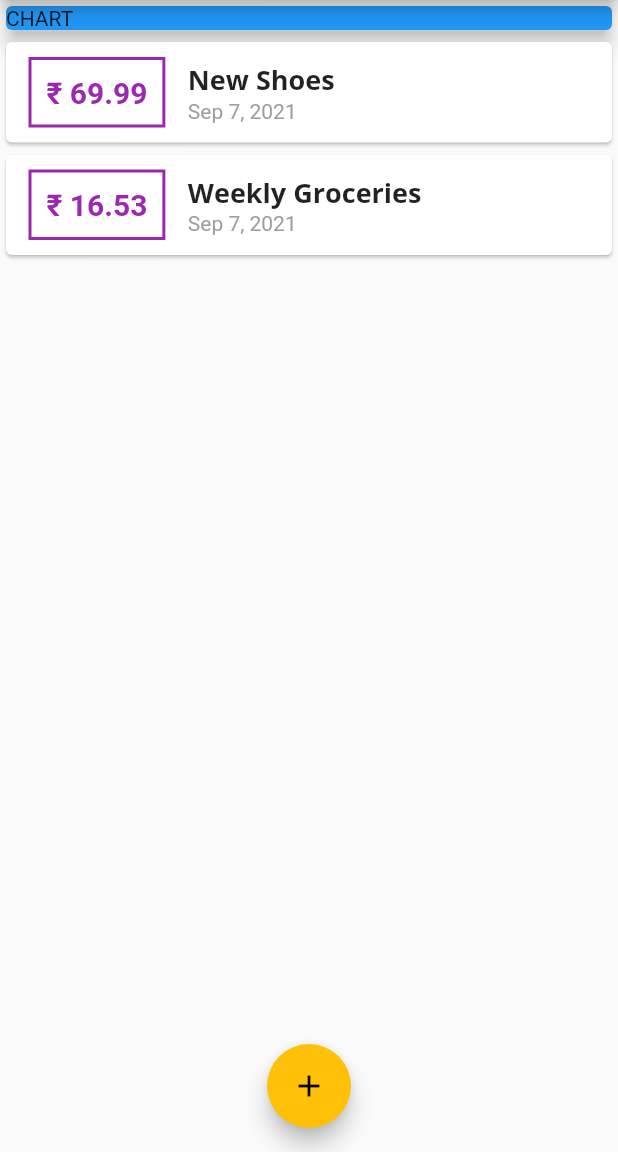
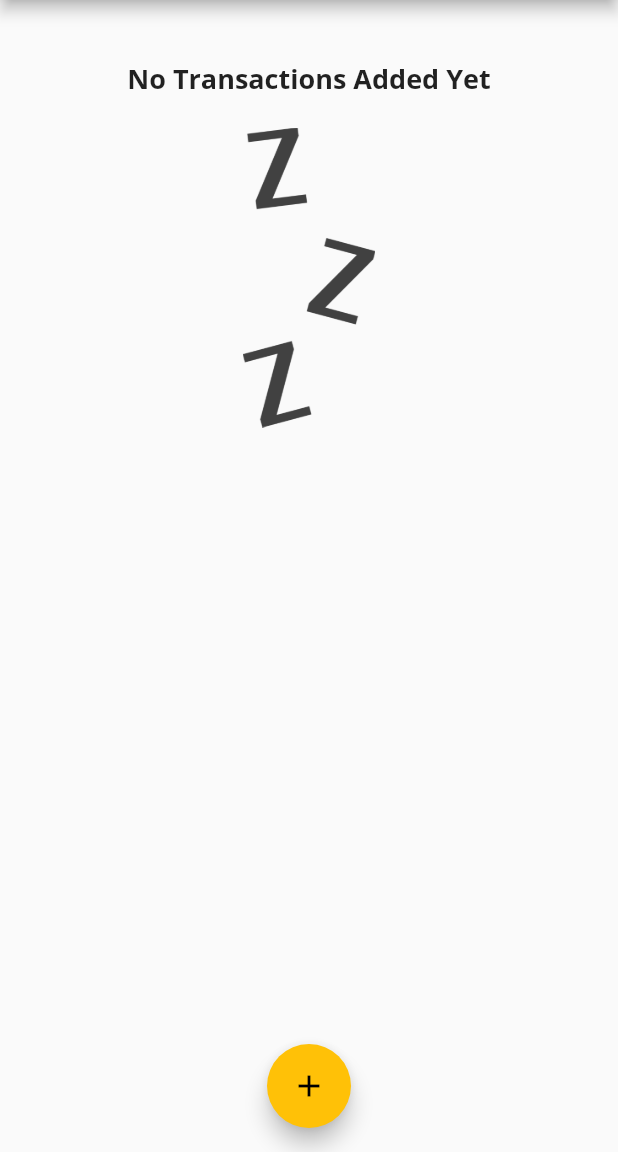
Before and after one commit to shinigamirex888/my_expenses, a Flutter app: the screen it shows after launch, on a phone screen of 412 x 824 dp, the part 84-1236 px from its top. Run offline on Flutter 3.47's test engine with Material 2 defaults, Android fonts, the phone set to English and light mode, and no system bars.

Commit message:
Added image and card widget

```diff
--- a/lib/main.dart
+++ b/lib/main.dart
@@ -4,6 +4,7 @@ import './widgets/transaction_list.dart';
 
 import 'package:flutter/material.dart';
 import './models/transaction.dart';
+import './widgets/chart.dart';
 
 void main() => runApp(MyApp());
 
@@ -22,7 +23,6 @@ class MyApp extends StatelessWidget {
                 fontWeight: FontWeight.bold,
                 fontSize: 18,
               ),
-
             ),
         appBarTheme: AppBarTheme(
           textTheme: ThemeData.light().textTheme.copyWith(
@@ -48,21 +48,31 @@ class MyHomePage extends StatefulWidget {
 }
 
 class _MyHomePageState extends State<MyHomePage> {
+  final List<Transaction> _userTransactions = [
+    // Transaction(
+    //   id: 't1',
+    //   title: 'New Shoes',
+    //   amount: 69.99,
+    //   date: DateTime.now(),
+    // ),
+    // Transaction(
+    //   id: 't2',
+    //   title: 'Weekly Groceries',
+    //   amount: 16.53,
+    //   date: DateTime.now(),
+    // ),
+  ];
 
-  final List<Transaction> _userTransactions = [
-    Transaction(
-      id: 't1',
-      title: 'New Shoes',
-      amount: 69.99,
-      date: DateTime.now(),
+  List<Transaction> get _recentTransactions {
+    return _userTransactions.where((tx) {
+      return tx.date.isAfter(
+        DateTime.now().subtract(
+          Duration(days: 7),
         ),
-    Transaction(
-      id: 't2',
-      title: 'Weekly Groceries',
-      amount: 16.53,
-      date: DateTime.now(),
-    ),
-  ];
+      );
+    }).toList();
+  }
+
 
   void _addNewTransaction(String txTitle, double txAmount) {
     final newTx = Transaction(
@@ -78,13 +88,16 @@ class _MyHomePageState extends State<MyHomePage> {
   }
 
   void _startAddNewTransaction(BuildContext ctx) {
-    showModalBottomSheet(context: ctx, builder: (bCtx) {
+    showModalBottomSheet(
+      context: ctx,
+      builder: (bCtx) {
         return GestureDetector(
           onTap: () {},
           child: NewTransaction(_addNewTransaction),
           behavior: HitTestBehavior.opaque,
         );
-    },);
+      },
+    );
   }
 
   @override
@@ -104,14 +117,7 @@ class _MyHomePageState extends State<MyHomePage> {
           // mainAxisAlignment: MainAxisAlignment.start,
           crossAxisAlignment: CrossAxisAlignment.stretch,
           children: <Widget>[
-            Container(
-              width: double.infinity,
-              child: Card(
-                color: Colors.blue,
-                child: Text('CHART'),
-                elevation: 5,
-              ),
-            ),
+            Chart(_recentTransactions),
             TransactionList(_userTransactions),
           ],
         ),
--- /dev/null
+++ b/lib/widgets/chart.dart
@@ -0,0 +1,44 @@
+import 'package:flutter/material.dart';
+import 'package:intl/intl.dart';
+import '../models/transaction.dart';
+
+class Chart extends StatelessWidget {
+  final List<Transaction> recentTransactions;
+
+  Chart(this.recentTransactions);
+
+  List<Map<String, Object>> get groupedTransactionValues {
+    return List.generate(7, (index) {
+      final weekDay = DateTime.now().subtract(
+        Duration(days: index),
+      );
+      var totalSum = 0.0;
+      for (var i = 0; i < recentTransactions.length; i++) {
+        if (recentTransactions[i].date.day == weekDay.day &&
+            recentTransactions[i].date.month == weekDay.month &&
+            recentTransactions[i].date.year == weekDay.year) {
+          totalSum += recentTransactions[i].amount;
+        }
+      }
+
+      print(DateFormat.E().format(weekDay));
+      print(totalSum);
+
+      return {
+        'day': DateFormat.E().format(weekDay),
+       'amount': totalSum
+       };
+    });
+  }
+
+  @override
+  Widget build(BuildContext context) {
+    return Card(
+      elevation: 6,
+      margin: EdgeInsets.all(20),
+      child: Row(
+        children: <Widget>[],
+      ),
+    );
+  }
+}
--- a/lib/widgets/transaction_list.dart
+++ b/lib/widgets/transaction_list.dart
@@ -12,7 +12,19 @@ class TransactionList extends StatelessWidget {
   Widget build(BuildContext context) {
     return Container(
       height: 300,
-      child: ListView.builder(
+      child: transactions.isEmpty? Column(children: [
+        Text('No Transactions Added Yet',
+        style: Theme.of(context).textTheme.headline6,
+        ),
+        SizedBox(height: 20,
+        ),
+        Container(
+          height: 200,
+          child: Image.asset('assets/images/waiting.png',
+          fit: BoxFit.cover,
+          ),
+        ),
+      ],) : ListView.builder(
         itemBuilder: (ctx, index) {
           return Card(
             child: Row(
--- a/pubspec.yaml
+++ b/pubspec.yaml
@@ -46,8 +46,8 @@ flutter:
   uses-material-design: true
 
   # To add assets to your application, add an assets section, like this:
-  # assets:
-  #   - images/a_dot_burr.jpeg
+  assets:
+    - assets/images/waiting.png
   #   - images/a_dot_ham.jpeg
 
   # An image asset can refer to one or more resolution-specific "variants", see
```
Also changed, not shown: assets/images/waiting.png (added). Lines whose indentation alone changed are shown as unchanged.
